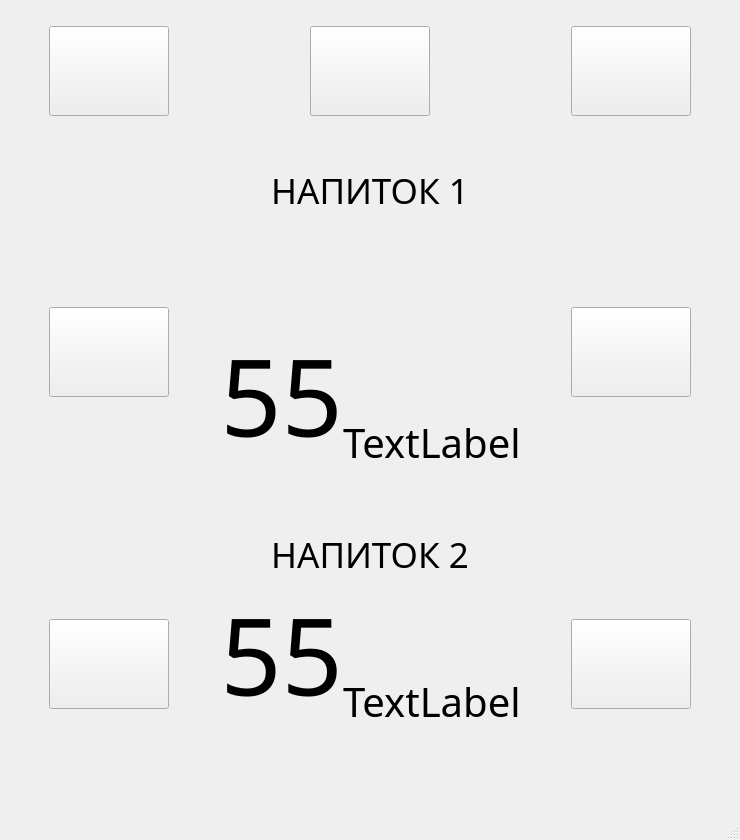
Above: Filler_interface/Window_filler/UI_filler2.ui from TWOKRAI/Filler before the change. Below: the same form after it.
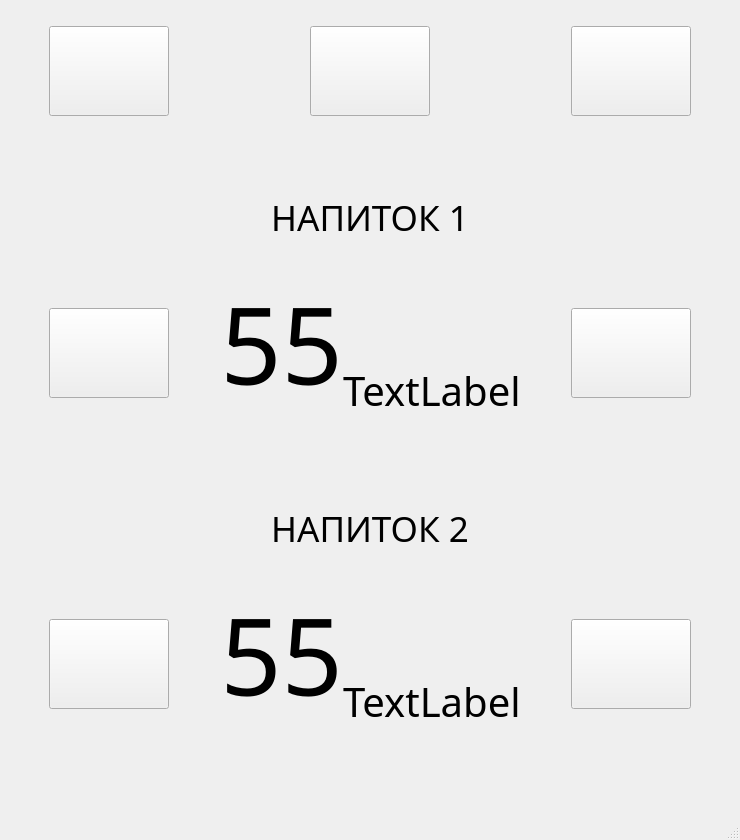
That is the form after the change.

What changed in the file:
```diff
--- a/Filler_interface/Window_filler/UI_filler2.ui
+++ b/Filler_interface/Window_filler/UI_filler2.ui
@@ -378,22 +378,6 @@
           </item>
           <item>
            <layout class="QVBoxLayout" name="verticalLayout_3">
-            <item>
-             <spacer name="verticalSpacer_15">
-              <property name="orientation">
-               <enum>Qt::Vertical</enum>
-              </property>
-              <property name="sizeType">
-               <enum>QSizePolicy::Expanding</enum>
-              </property>
-              <property name="sizeHint" stdset="0">
-               <size>
-                <width>20</width>
-                <height>13</height>
-               </size>
-              </property>
-             </spacer>
-            </item>
             <item>
              <widget class="QLabel" name="value">
               <property name="minimumSize">
```
